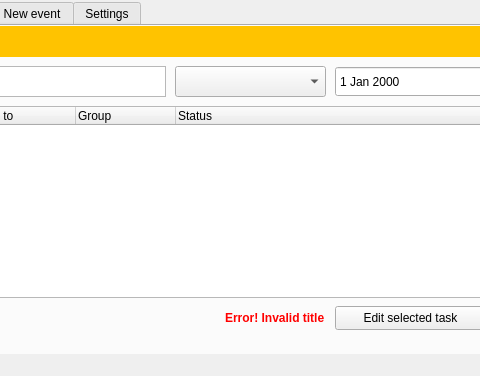
Qt form pds_cal.ui (Jockbaia/pds_cal) before a commit; both pictures show x 137 to 617 and y 0 to 376 of the 800 by 376 pixel window.
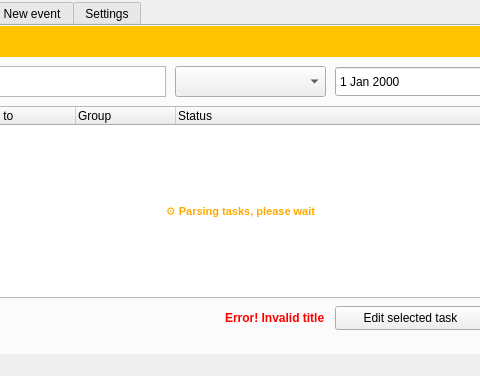
The same form after that commit. The open tabs and pages were chosen to show the change. Icons and pictures are not drawn.

```diff
--- a/pds_cal.ui
+++ b/pds_cal.ui
@@ -541,6 +541,25 @@
          <string>&lt;html&gt;&lt;head/&gt;&lt;body&gt;&lt;p&gt;&lt;span style=&quot; font-weight:700; color:#ff0000;&quot;&gt;Error! Invalid title&lt;/span&gt;&lt;/p&gt;&lt;/body&gt;&lt;/html&gt;</string>
         </property>
        </widget>
+       <widget class="QLabel" name="parsing_alert_2">
+        <property name="enabled">
+         <bool>true</bool>
+        </property>
+        <property name="geometry">
+         <rect>
+          <x>250</x>
+          <y>170</y>
+          <width>251</width>
+          <height>31</height>
+         </rect>
+        </property>
+        <property name="styleSheet">
+         <string notr="true">color: rgb(0, 120, 215);</string>
+        </property>
+        <property name="text">
+         <string>&lt;html&gt;&lt;head/&gt;&lt;body&gt;&lt;p align=&quot;center&quot;&gt;&lt;span style=&quot; font-size:8pt; font-weight:700; color:#ffaa00;&quot;&gt;⚙️ Parsing tasks, please wait&lt;/span&gt;&lt;/p&gt;&lt;/body&gt;&lt;/html&gt;</string>
+        </property>
+       </widget>
       </widget>
       <widget class="QWidget" name="Inserisci">
        <attribute name="title">
```
Left out of the diff: 22 changed lines with no effect on the pictures.
